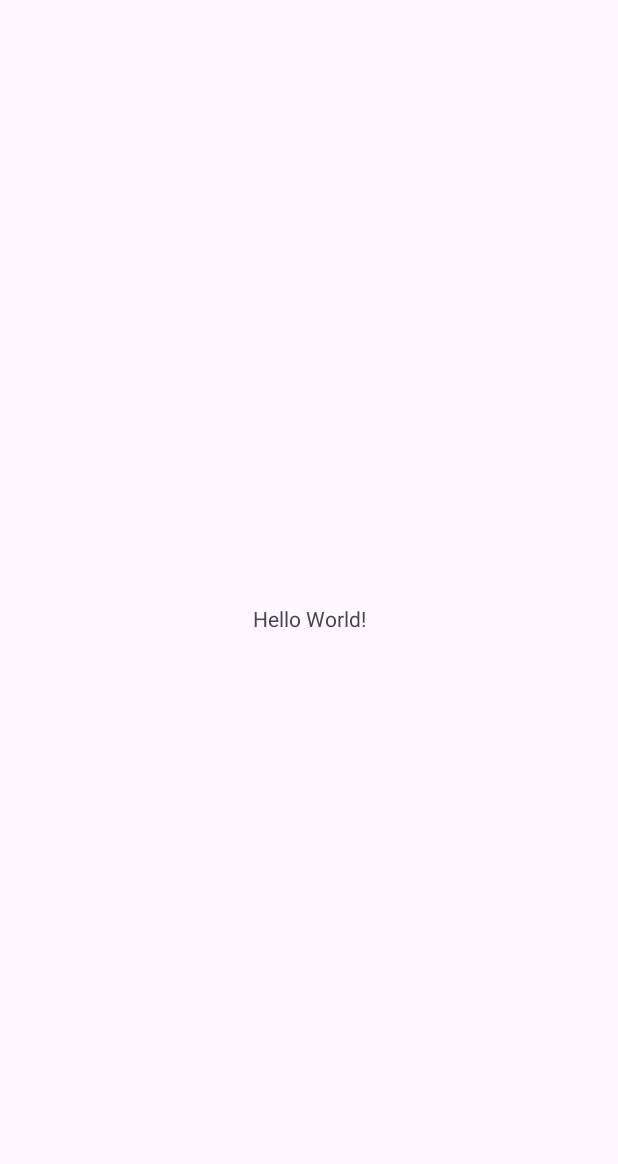
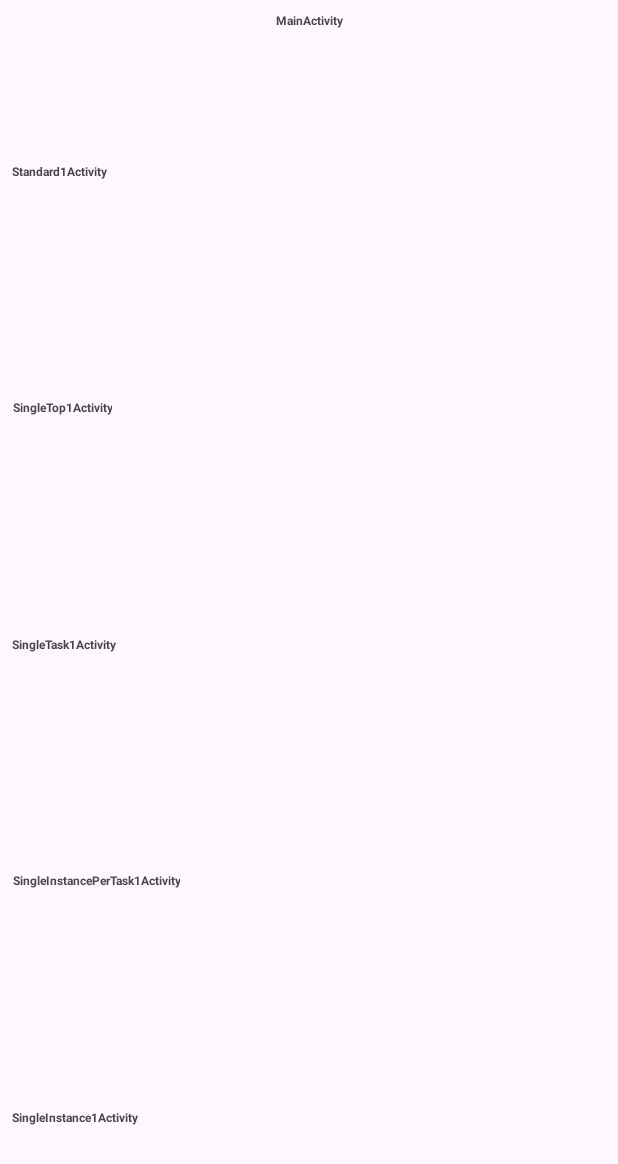
Before and after one commit to wk1995/AndroidLauncherMode, an Android app: the screen it shows after launch (MainActivity), on a phone screen of 412 x 824 dp. Before the commit the part shown is almost empty. Shown: the top 1164 px of the screen. Run offline under Robolectric (Android 15) with nearby library versions, the phone set to English and light mode, and no system bars; libraries missing offline, so code that uses them is left out: cn.entertech.base.

Commit message:
页面列表，以及页面跳转

```diff
--- a/app/src/main/AndroidManifest.xml
+++ b/app/src/main/AndroidManifest.xml
@@ -13,6 +13,29 @@
         android:theme="@style/Theme.AndroidLauncherMode"
         tools:targetApi="31">
         <activity
+            android:name=".standard.Standard1Activity"
+            android:exported="false"
+            android:launchMode="standard" />
+        <activity
+            android:name=".singleInstance.SingleInstance1Activity"
+            android:exported="false"
+            android:launchMode="singleInstance" />
+
+        <activity
+            android:name=".singleInstancePerTask.SingleInstancePerTask1Activity"
+            android:exported="false"
+            android:launchMode="singleInstancePerTask" />
+        <activity
+            android:name=".singleTask.SingleTask1Activity"
+            android:exported="false"
+            android:launchMode="singleTask" />
+
+        <activity
+            android:name=".singleTop.SingleTop1Activity"
+            android:exported="false"
+            android:launchMode="singleTop" />
+
+        <activity
             android:name=".MainActivity"
             android:exported="true">
             <intent-filter>
--- /dev/null
+++ b/app/src/main/java/cn/wk1995/android/launcher/mode/ActivityListAdapter.kt
@@ -0,0 +1,33 @@
+package cn.wk1995.android.launcher.mode
+
+import android.app.Activity
+import android.content.Intent
+import android.view.LayoutInflater
+import android.view.View
+import android.view.ViewGroup
+import android.widget.TextView
+import androidx.recyclerview.widget.RecyclerView
+
+class ActivityListAdapter<T : Activity>(private val data: List<Class<T>>) :
+    RecyclerView.Adapter<ActivityListAdapter.ActivityListVH>() {
+
+    class ActivityListVH(rootView: View) : RecyclerView.ViewHolder(rootView)
+
+    override fun onCreateViewHolder(parent: ViewGroup, viewType: Int): ActivityListVH {
+        val layout = LayoutInflater.from(parent.context)
+            .inflate(R.layout.activity_item_name_layout, parent, false)
+        return ActivityListVH(layout)
+    }
+
+    override fun onBindViewHolder(holder: ActivityListVH, position: Int) {
+        val item = data[position]
+        (holder.itemView as? TextView)?.apply {
+            text = item.simpleName
+            setOnClickListener {
+                context.startActivity(Intent(context, item))
+            }
+        }
+    }
+
+    override fun getItemCount() = data.size
+}
--- a/app/src/main/java/cn/wk1995/android/launcher/mode/MainActivity.kt
+++ b/app/src/main/java/cn/wk1995/android/launcher/mode/MainActivity.kt
@@ -1,16 +1,100 @@
 package cn.wk1995.android.launcher.mode
 
+import android.app.ActivityManager
 import android.os.Bundle
+import android.util.Log
+import android.widget.TextView
 import androidx.activity.enableEdgeToEdge
-import androidx.appcompat.app.AppCompatActivity
 import androidx.core.view.ViewCompat
 import androidx.core.view.WindowInsetsCompat
+import androidx.recyclerview.widget.LinearLayoutManager
+import androidx.recyclerview.widget.RecyclerView
+import cn.entertech.base.BaseActivity
+import cn.wk1995.android.launcher.mode.singleInstance.SingleInstance1Activity
+import cn.wk1995.android.launcher.mode.singleInstancePerTask.SingleInstancePerTask1Activity
+import cn.wk1995.android.launcher.mode.singleTask.SingleTask1Activity
+import cn.wk1995.android.launcher.mode.singleTop.SingleTop1Activity
+import cn.wk1995.android.launcher.mode.standard.Standard1Activity
 
-class MainActivity : AppCompatActivity() {
+
+open class MainActivity : BaseActivity() {
+
+    private var tvActivityName: TextView? = null
+    private var rvStandard: RecyclerView? = null
+    private var rvSingleTop: RecyclerView? = null
+    private var rvSingleTask: RecyclerView? = null
+    private var rvSingleInstancePerTask: RecyclerView? = null
+    private var rvSingleInstance: RecyclerView? = null
+
+    private val standardAdapter by lazy {
+        ActivityListAdapter(
+            listOf(
+                Standard1Activity::class.java,
+            )
+        )
+    }
+
+    private val singleTopAdapter by lazy {
+        ActivityListAdapter(
+            listOf(
+                SingleTop1Activity::class.java,
+            )
+        )
+    }
+
+
+    private val singleTaskAdapter by lazy {
+        ActivityListAdapter(
+            listOf(
+                SingleTask1Activity::class.java,
+            )
+        )
+    }
+
+
+    private val singleInstancePerTaskAdapter by lazy {
+        ActivityListAdapter(
+            listOf(
+                SingleInstancePerTask1Activity::class.java,
+            )
+        )
+    }
+
+
+    private val singleInstanceAdapter by lazy {
+        ActivityListAdapter(
+            listOf(
+                SingleInstance1Activity::class.java,
+            )
+        )
+    }
+
     override fun onCreate(savedInstanceState: Bundle?) {
         super.onCreate(savedInstanceState)
         enableEdgeToEdge()
         setContentView(R.layout.activity_main)
+        tvActivityName = findViewById(R.id.tvActivityName)
+        rvStandard = findViewById(R.id.rvStandard)
+        rvSingleTop = findViewById(R.id.rvSingleTop)
+        rvSingleTask = findViewById(R.id.rvSingleTask)
+        rvSingleInstancePerTask = findViewById(R.id.rvSingleInstancePerTask)
+        rvSingleInstance = findViewById(R.id.rvSingleInstance)
+
+        rvStandard?.layoutManager = LinearLayoutManager(this, RecyclerView.HORIZONTAL, false)
+        rvSingleTop?.layoutManager = LinearLayoutManager(this, RecyclerView.HORIZONTAL, false)
+        rvSingleTask?.layoutManager = LinearLayoutManager(this, RecyclerView.HORIZONTAL, false)
+        rvSingleInstancePerTask?.layoutManager =
+            LinearLayoutManager(this, RecyclerView.HORIZONTAL, false)
+        rvSingleInstance?.layoutManager = LinearLayoutManager(this, RecyclerView.HORIZONTAL, false)
+
+        rvStandard?.adapter = standardAdapter
+        rvSingleTop?.adapter = singleTopAdapter
+        rvSingleTask?.adapter = singleTaskAdapter
+        rvSingleInstancePerTask?.adapter = singleInstancePerTaskAdapter
+        rvSingleInstance?.adapter = singleInstanceAdapter
+
+
+        tvActivityName?.text = this::class.java.simpleName
         ViewCompat.setOnApplyWindowInsetsListener(findViewById(R.id.main)) { v, insets ->
             val systemBars = insets.getInsets(WindowInsetsCompat.Type.systemBars())
             v.setPadding(systemBars.left, systemBars.top, systemBars.right, systemBars.bottom)
--- /dev/null
+++ b/app/src/main/java/cn/wk1995/android/launcher/mode/singleInstance/SingleInstance1Activity.kt
@@ -0,0 +1,5 @@
+package cn.wk1995.android.launcher.mode.singleInstance
+
+import cn.wk1995.android.launcher.mode.MainActivity
+
+class SingleInstance1Activity : MainActivity()
--- /dev/null
+++ b/app/src/main/java/cn/wk1995/android/launcher/mode/singleInstancePerTask/SingleInstancePerTask1Activity.kt
@@ -0,0 +1,5 @@
+package cn.wk1995.android.launcher.mode.singleInstancePerTask
+
+import cn.wk1995.android.launcher.mode.MainActivity
+
+class SingleInstancePerTask1Activity : MainActivity()
--- /dev/null
+++ b/app/src/main/java/cn/wk1995/android/launcher/mode/singleTask/SingleTask1Activity.kt
@@ -0,0 +1,5 @@
+package cn.wk1995.android.launcher.mode.singleTask
+
+import cn.wk1995.android.launcher.mode.MainActivity
+
+class SingleTask1Activity : MainActivity()
--- /dev/null
+++ b/app/src/main/java/cn/wk1995/android/launcher/mode/singleTop/SingleTop1Activity.kt
@@ -0,0 +1,5 @@
+package cn.wk1995.android.launcher.mode.singleTop
+
+import cn.wk1995.android.launcher.mode.MainActivity
+
+class SingleTop1Activity : MainActivity()
--- /dev/null
+++ b/app/src/main/java/cn/wk1995/android/launcher/mode/standard/Standard1Activity.kt
@@ -0,0 +1,5 @@
+package cn.wk1995.android.launcher.mode.standard
+
+import cn.wk1995.android.launcher.mode.MainActivity
+
+class Standard1Activity : MainActivity()
--- /dev/null
+++ b/app/src/main/res/layout/activity_item_name_layout.xml
@@ -0,0 +1,10 @@
+<?xml version="1.0" encoding="utf-8"?>
+<TextView xmlns:android="http://schemas.android.com/apk/res/android"
+    xmlns:tools="http://schemas.android.com/tools"
+    android:layout_width="wrap_content"
+    android:layout_height="match_parent"
+    android:gravity="center"
+    android:paddingHorizontal="@dimen/d20dp"
+    android:textSize="@dimen/s18sp"
+    android:textStyle="bold"
+    tools:text="wk"/>
--- a/app/src/main/res/layout/activity_main.xml
+++ b/app/src/main/res/layout/activity_main.xml
@@ -8,12 +8,58 @@
     tools:context=".MainActivity">
 
     <TextView
+        android:id="@+id/tvActivityName"
         android:layout_width="wrap_content"
         android:layout_height="wrap_content"
+        android:layout_marginTop="@dimen/d40dp"
         android:text="Hello World!"
-        app:layout_constraintBottom_toBottomOf="parent"
+        android:textSize="@dimen/s20sp"
+        android:textStyle="bold"
         app:layout_constraintEnd_toEndOf="parent"
         app:layout_constraintStart_toStartOf="parent"
         app:layout_constraintTop_toTopOf="parent" />
 
+    <TextView
+        android:id="@+id/tvCurrentActivitiesInfo"
+        android:layout_width="match_parent"
+        android:layout_height="@dimen/d200dp"
+        android:layout_marginTop="@dimen/d20dp"
+        app:layout_constraintTop_toBottomOf="@id/tvActivityName" />
+
+    <androidx.recyclerview.widget.RecyclerView
+        android:id="@+id/rvStandard"
+        android:layout_width="match_parent"
+        android:layout_height="0dp"
+        app:layout_constraintBottom_toTopOf="@id/rvSingleTop"
+        app:layout_constraintTop_toBottomOf="@id/tvCurrentActivitiesInfo"
+        app:layout_constraintVertical_chainStyle="packed" />
+
+    <androidx.recyclerview.widget.RecyclerView
+        android:id="@+id/rvSingleTop"
+        android:layout_width="match_parent"
+        android:layout_height="0dp"
+        app:layout_constraintBottom_toTopOf="@id/rvSingleTask"
+        app:layout_constraintTop_toBottomOf="@id/rvStandard" />
+
+    <androidx.recyclerview.widget.RecyclerView
+        android:id="@+id/rvSingleTask"
+        android:layout_width="match_parent"
+        android:layout_height="0dp"
+        app:layout_constraintBottom_toTopOf="@id/rvSingleInstancePerTask"
+        app:layout_constraintTop_toBottomOf="@id/rvSingleTop" />
+
+    <androidx.recyclerview.widget.RecyclerView
+        android:id="@+id/rvSingleInstancePerTask"
+        android:layout_width="match_parent"
+        android:layout_height="0dp"
+        app:layout_constraintBottom_toTopOf="@id/rvSingleInstance"
+        app:layout_constraintTop_toBottomOf="@id/rvSingleTask" />
+
+    <androidx.recyclerview.widget.RecyclerView
+        android:id="@+id/rvSingleInstance"
+        android:layout_width="match_parent"
+        android:layout_height="0dp"
+        app:layout_constraintBottom_toBottomOf="parent"
+        app:layout_constraintTop_toBottomOf="@id/rvSingleInstancePerTask" />
+
 </androidx.constraintlayout.widget.ConstraintLayout>
```
